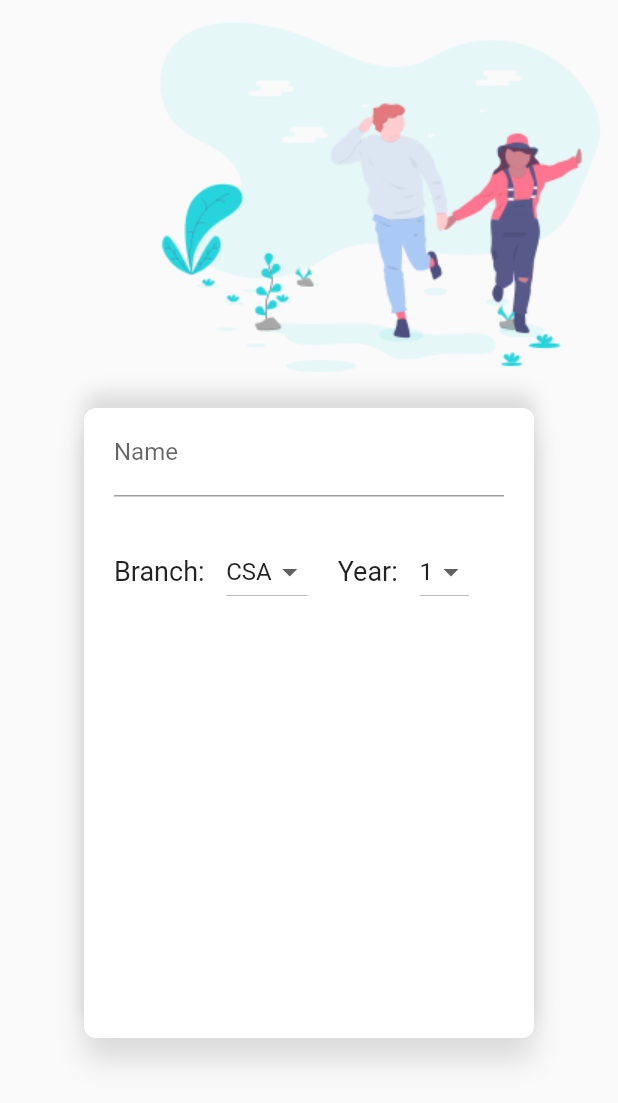
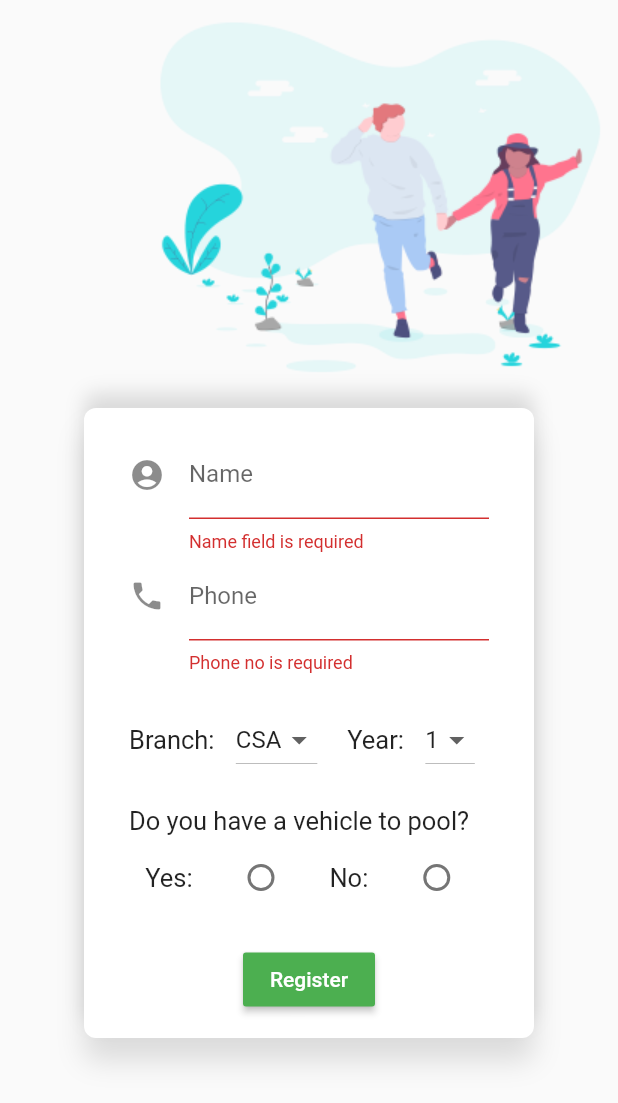
Before and after one commit to Nikhil713/MecDrive-Prototype, a Flutter app: the screen it shows after launch, on a phone screen of 412 x 824 dp. Shown: the top 1103 px of the screen. Run offline on Flutter 3.47's test engine with Material 2 defaults, Android fonts, the phone set to English and light mode, and no system bars; Roboto replaces fonts that are missing (Poppins).

Commit message:
new sign up page created

```diff
--- a/lib/authentication/newSignup.dart
+++ b/lib/authentication/newSignup.dart
@@ -7,8 +7,13 @@ class SignUp extends StatefulWidget {
 
 class _SignUpState extends State<SignUp> {
   final GlobalKey<FormState> formKey = GlobalKey<FormState>();
+
+  // Form field variables
+  String name = "";
+  String phone = "";
   String branch = "CSA";
   String year = '1';
+  int carpool;
 
   @override
   Widget build(BuildContext context) {
@@ -31,9 +36,9 @@ class _SignUpState extends State<SignUp> {
               SizedBox(
                 height: 140.0,
               ),
+              // Sign Up container
               Container(
-                // Container design
-                padding: EdgeInsets.fromLTRB(20.0, 0.0, 20.0, 0.0),
+                padding: EdgeInsets.fromLTRB(30.0, 10.0, 30.0, 10.0),
                 width: 300.0,
                 height: 420.0,
                 decoration: BoxDecoration(
@@ -53,19 +58,51 @@ class _SignUpState extends State<SignUp> {
                 child: Form(
                   key: formKey,
                   autovalidate: true,
-                  child: ListView(
+                  child: Column(
+                    mainAxisAlignment: MainAxisAlignment.center,
                     children: <Widget>[
                       // UserName
                       TextFormField(
-                        decoration: InputDecoration(labelText: "Name"),
+                        decoration: InputDecoration(
+                          labelText: "Name",
+                          icon: Icon(Icons.account_circle)
+                        ),
+                        keyboardType: TextInputType.text,
+                        style: TextStyle(
+                          fontFamily: "Poppins"
+                        ),
+                        validator: (value) {
+                          if (value.isEmpty) return "Name field is required";
+                        },
+                        onSaved: (val) {
+                          setState(() {
+                            name = val;
+                          });
+                        },
+                      ),
+                      // Phone
+                      TextFormField(
+                        decoration: InputDecoration(
+                          labelText: "Phone",
+                          icon: Icon(Icons.phone)
+                        ),
+                        keyboardType: TextInputType.phone,
+                        validator: (value) {
+                          if (value.isEmpty) return "Phone no is required";
+                        },
+                        onSaved: (val) {
+                          setState(() {
+                            phone = val;
+                          });
+                        },
                       ),
                       Padding(
-                        padding: EdgeInsets.all(13.0),
+                        padding: EdgeInsets.all(10.0),
                       ),
                       // Branch
                       Row(
                         children: <Widget>[
-                          Text("Branch: ", style: TextStyle(fontSize: 18.0)),
+                          Text("Branch: ", style: TextStyle(fontSize: 17.0)),
                           Padding(padding: EdgeInsets.all(5.0)),
                           DropdownButton<String>(
                             value: branch,
@@ -90,7 +127,7 @@ class _SignUpState extends State<SignUp> {
                           ),
                           Padding(padding: EdgeInsets.all(10.0)),
                           // Year
-                          Text("Year: ", style: TextStyle(fontSize: 18.0)),
+                          Text("Year: ", style: TextStyle(fontSize: 17.0)),
                           Padding(padding: EdgeInsets.all(5.0)),
                           DropdownButton<String>(
                             value: year,
@@ -103,12 +140,66 @@ class _SignUpState extends State<SignUp> {
                             }).toList(),
                             onChanged: (String value) {
                               setState(() {
-                                branch = value;
+                                year = value;
                               });
                             },
                           )
                         ],
                       ),
+                      Padding(padding: EdgeInsets.all(10.0)),
+                      // Carpool
+                      Row(
+                        children: <Widget>[
+                          Text(
+                            "Do you have a vehicle to pool?",
+                            style: TextStyle(fontSize: 17.0),
+                          ),
+                        ],
+                      ),
+                      Padding(padding: EdgeInsets.all(2.0)),
+                      // RadioButton
+                      Row(
+                        mainAxisAlignment: MainAxisAlignment.spaceAround,
+                        children: <Widget>[
+                          Text("Yes:", style: TextStyle(fontSize: 17.0)),
+                          Radio(
+                            activeColor: Colors.green,
+                            value: 1,
+                            groupValue: carpool,
+                            onChanged: (int val) {
+                              setState(() {
+                                carpool = val;
+                              });
+                            },
+                          ),
+                          Text("No:", style: TextStyle(fontSize: 17.0)),
+                          Radio(
+                            activeColor: Colors.green,
+                            value: 0,
+                            groupValue: carpool,
+                            onChanged: (int val) {
+                              setState(() {
+                                carpool = val;
+                              });
+                            },
+                          )
+                        ],
+                      ),
+                      Padding(padding: EdgeInsets.all(10.0)),
+                      // Submit Button
+                      Container(
+                        child: Row(
+                          mainAxisAlignment: MainAxisAlignment.center,
+                          children: <Widget>[
+                            RaisedButton(
+                              color: Colors.green,
+                              child: Text("Register",),
+                              textColor: Colors.white,
+                              onPressed: (){},
+                            )
+                          ],
+                        ),
+                      )
                     ],
                   ),
                 ),
```
